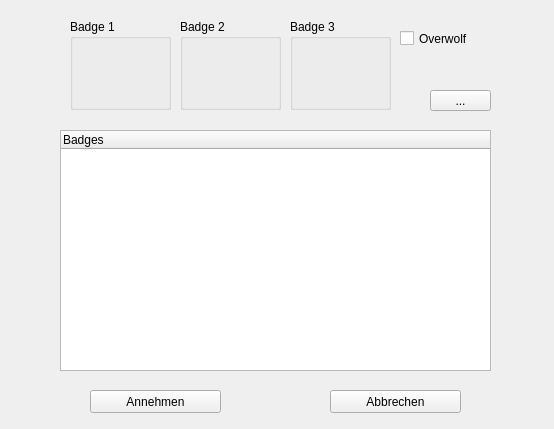
This is customBadges/QtConfig.ui in exp111/TS3PatchExtensions as Qt 5 draws it before an edit. The edited form follows.
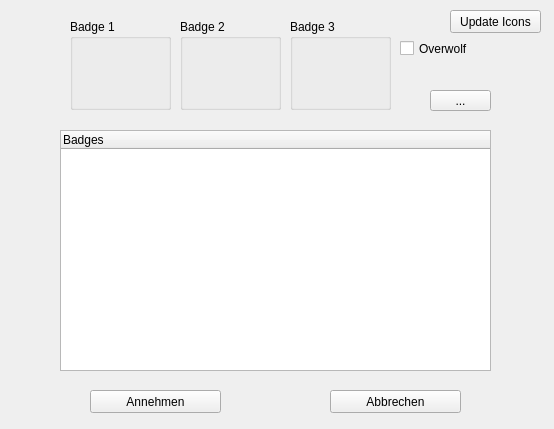
This is the edited form. Custom widgets are drawn as their Qt base class.

```diff
--- a/customBadges/QtConfig.ui
+++ b/customBadges/QtConfig.ui
@@ -27,7 +27,7 @@
      <property name="geometry">
       <rect>
        <x>390</x>
-       <y>20</y>
+       <y>30</y>
        <width>131</width>
        <height>17</height>
       </rect>
@@ -163,6 +163,19 @@
       <string>...</string>
      </property>
     </widget>
+    <widget class="QPushButton" name="updateIconsButton">
+     <property name="geometry">
+      <rect>
+       <x>440</x>
+       <y>0</y>
+       <width>91</width>
+       <height>23</height>
+      </rect>
+     </property>
+     <property name="text">
+      <string>Update Icons</string>
+     </property>
+    </widget>
    </widget>
    <widget class="QPushButton" name="acceptButton">
     <property name="geometry">
```
Left out of the diff: 17 changed lines with no effect on the pictures.
